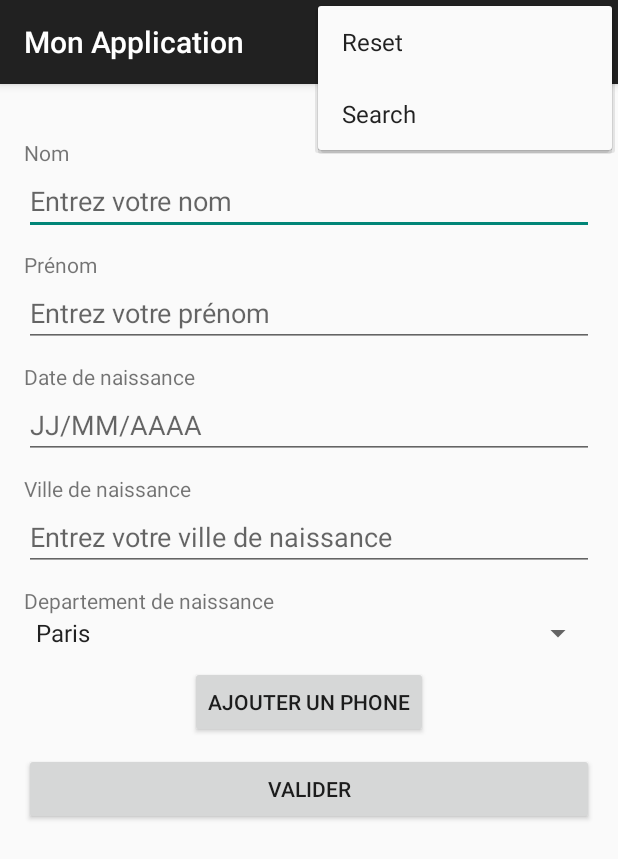
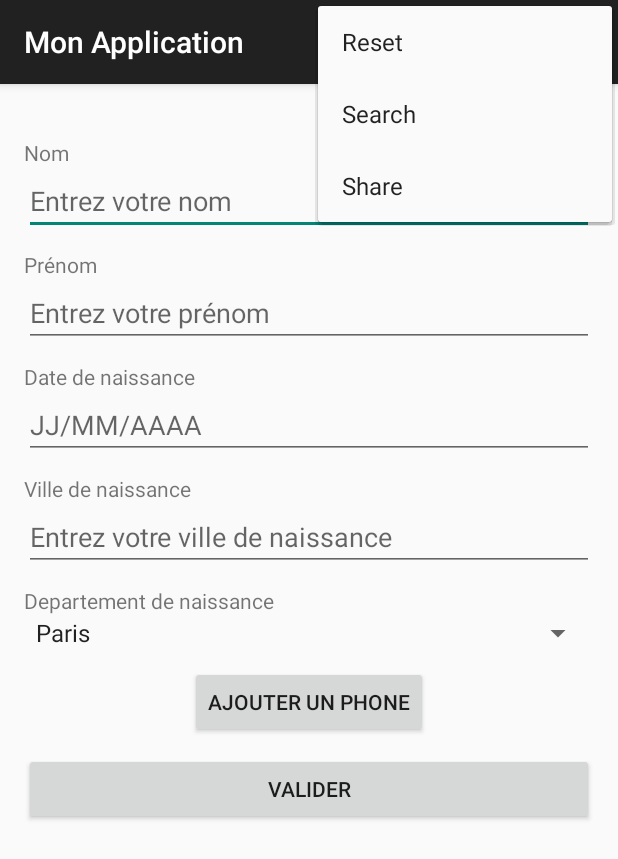
Before and after one commit to Jiaobanzhang/Android_TP, an Android app: the screen it shows after launch (MainActivity), with the options menu open, on a phone screen of 412 x 824 dp. Shown: the top 859 px of the screen. Run offline under Robolectric (Android 15) with nearby library versions, the phone set to English and light mode, and no system bars.

```diff
--- a/app/src/main/res/menu/menu_main.xml
+++ b/app/src/main/res/menu/menu_main.xml
@@ -13,4 +13,10 @@
         android:id="@+id/search_wikipedia"
         android:title="@string/search_wikipedia"
         app:showAsAction="never"/>
+
+    <!-- 添加一个新的共享菜单项 -->
+    <item
+        android:id="@+id/share"
+        android:title="@string/share_city"
+        app:showAsAction="never"/>
 </menu>
--- a/app/src/main/res/values/strings.xml
+++ b/app/src/main/res/values/strings.xml
@@ -12,4 +12,5 @@
     <string name="button_validate">Valider</string>
     <string name="reset_action">Reset</string>
     <string name="search_wikipedia">Search</string>
+    <string name="share_city">Share</string>
 </resources>
```
Also changed, not shown: app/src/main/java/fr/imt_atlantique/myfirstappllication/MainActivity.java (+33 -1 lines).
